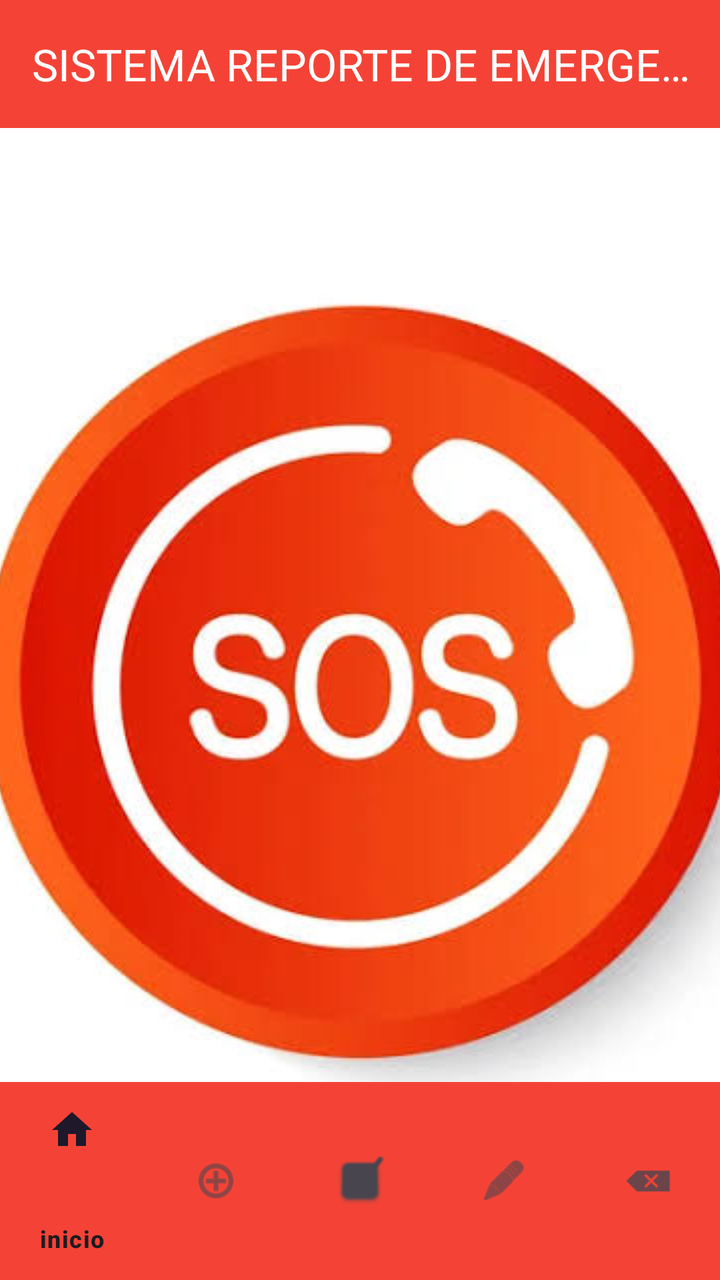
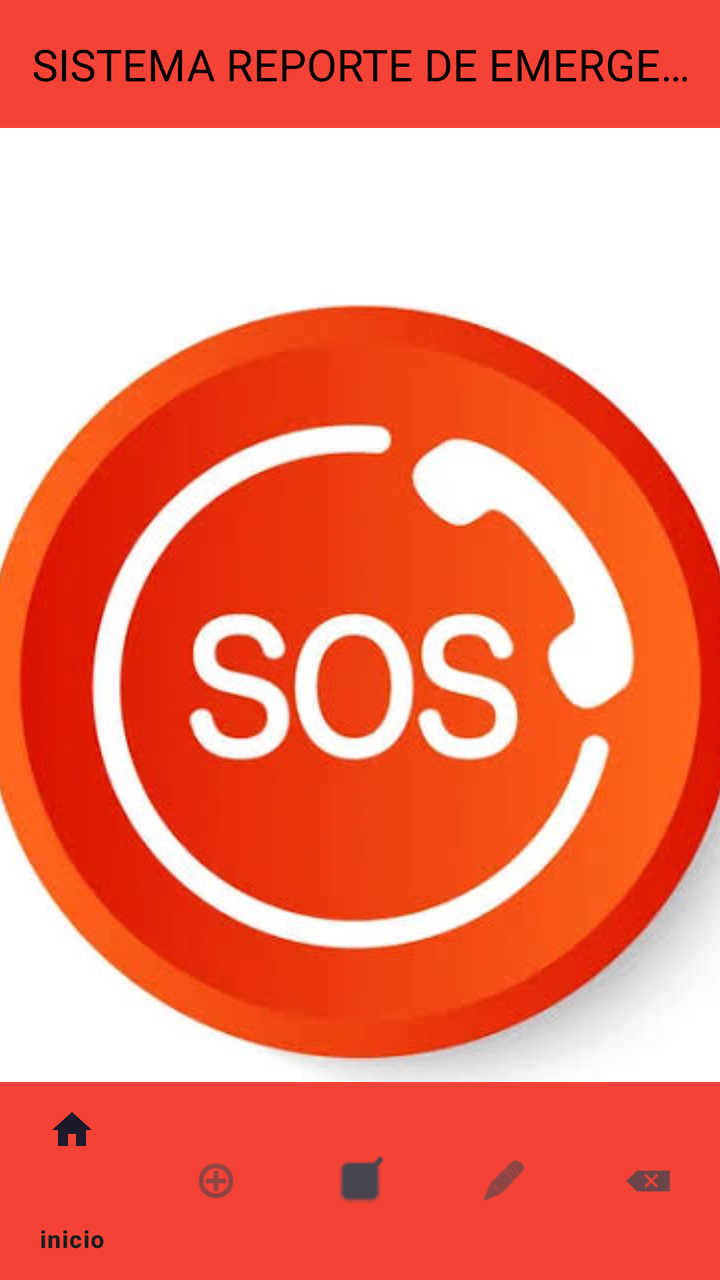

The first picture is an Android layout as it rendered before a commit; the second is the same layout after the commit. The layout source and the unified diff follow.
<!-- AndroidManifest.xml: application theme Theme.APPEJEMPLO2Semana3XML -->
<!-- res/layout/activity_main.xml -->
<?xml version="1.0" encoding="utf-8"?>
<androidx.constraintlayout.widget.ConstraintLayout
    xmlns:android="http://schemas.android.com/apk/res/android"
    xmlns:app="http://schemas.android.com/apk/res-auto"
    xmlns:tools="http://schemas.android.com/tools"
    android:id="@+id/main"
    android:layout_width="match_parent"
    android:layout_height="match_parent"
    tools:context=".MainActivity">

    <androidx.appcompat.widget.Toolbar
        android:id="@+id/tbPrincipal"
        android:layout_width="match_parent"
        android:layout_height="wrap_content"
        android:background="@color/rojo_500"
        android:minHeight="?attr/actionBarSize"
        android:theme="?attr/actionBarTheme"
        app:layout_constraintEnd_toEndOf="parent"
        app:layout_constraintHorizontal_bias="0.0"
        app:layout_constraintStart_toStartOf="parent"
        app:layout_constraintTop_toTopOf="parent"
        app:title="SISTEMA REPORTE DE EMERGENCIA"
        app:titleTextColor="@color/white" />

    <ImageView
        android:id="@+id/imageView2"
        android:layout_width="match_parent"
        android:layout_height="wrap_content"
        android:scaleType="centerCrop"
        android:src="@drawable/img"
        app:layout_constraintEnd_toEndOf="parent"
        app:layout_constraintStart_toStartOf="parent"
        app:layout_constraintTop_toBottomOf="@+id/tbPrincipal" />

    <com.google.android.material.bottomnavigation.BottomNavigationView
        android:id="@+id/btnNavegacion"
        android:layout_width="match_parent"
        android:layout_height="99dp"
        android:background="@color/rojo_500"
        app:layout_constraintBottom_toBottomOf="parent"
        app:layout_constraintEnd_toEndOf="parent"
        app:layout_constraintStart_toStartOf="parent"
        app:menu="@menu/menu_principal" />

</androidx.constraintlayout.widget.ConstraintLayout>
<!-- resources referenced by this layout -->
<resources>
  <color name="rojo_500">#F44336</color>
  <color name="white">#FFFFFFFF</color>
  <!-- drawable img: png bitmap (drawable, 149863 bytes) -->
  <style name="Theme.APPEJEMPLO2Semana3XML" parent="Base.Theme.APPEJEMPLO2Semana3XML" />
  <style name="Base.Theme.APPEJEMPLO2Semana3XML" parent="Theme.Material3.DayNight.NoActionBar">
          
          <item name="colorPrimary">@color/rojo_500</item>
          <item name="android:colorPrimaryDark">@color/rojo_700</item>
          <item name="colorAccent">@color/rojo_300</item>
      </style>
  <color name="rojo_700">#D32F2F</color>
  <color name="rojo_300">#FF4081</color>
</resources>

<!-- the commit's change to res/layout/activity_main.xml (unified diff, before → after) -->
@@ -20,7 +20,7 @@
         app:layout_constraintStart_toStartOf="parent"
         app:layout_constraintTop_toTopOf="parent"
         app:title="SISTEMA REPORTE DE EMERGENCIA"
-        app:titleTextColor="@color/white" />
+        app:titleTextColor="@color/black" />
 
     <ImageView
         android:id="@+id/imageView2"
<!-- resource entries referenced after the edit -->
@@ -1,7 +1,7 @@
 <!-- resources referenced by this layout -->
 <resources>
+  <color name="black">#FF000000</color>
   <color name="rojo_500">#F44336</color>
-  <color name="white">#FFFFFFFF</color>
   <!-- drawable img: png bitmap (drawable, 149863 bytes) -->
   <style name="Theme.APPEJEMPLO2Semana3XML" parent="Base.Theme.APPEJEMPLO2Semana3XML" />
   <style name="Base.Theme.APPEJEMPLO2Semana3XML" parent="Theme.Material3.DayNight.NoActionBar">
